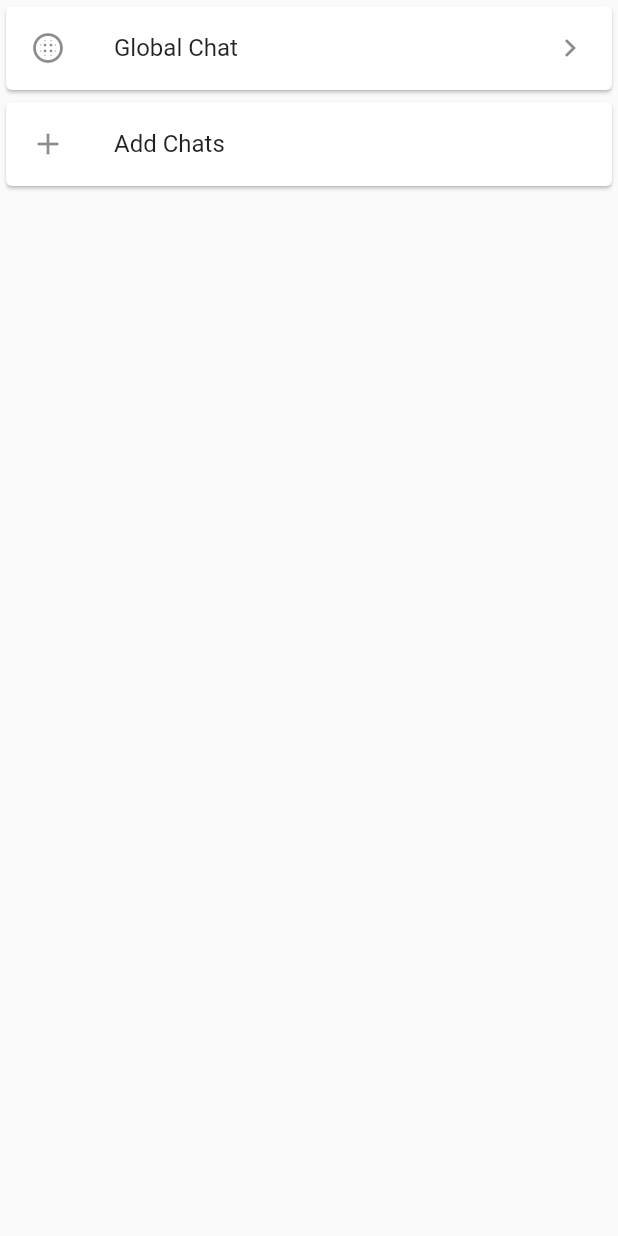
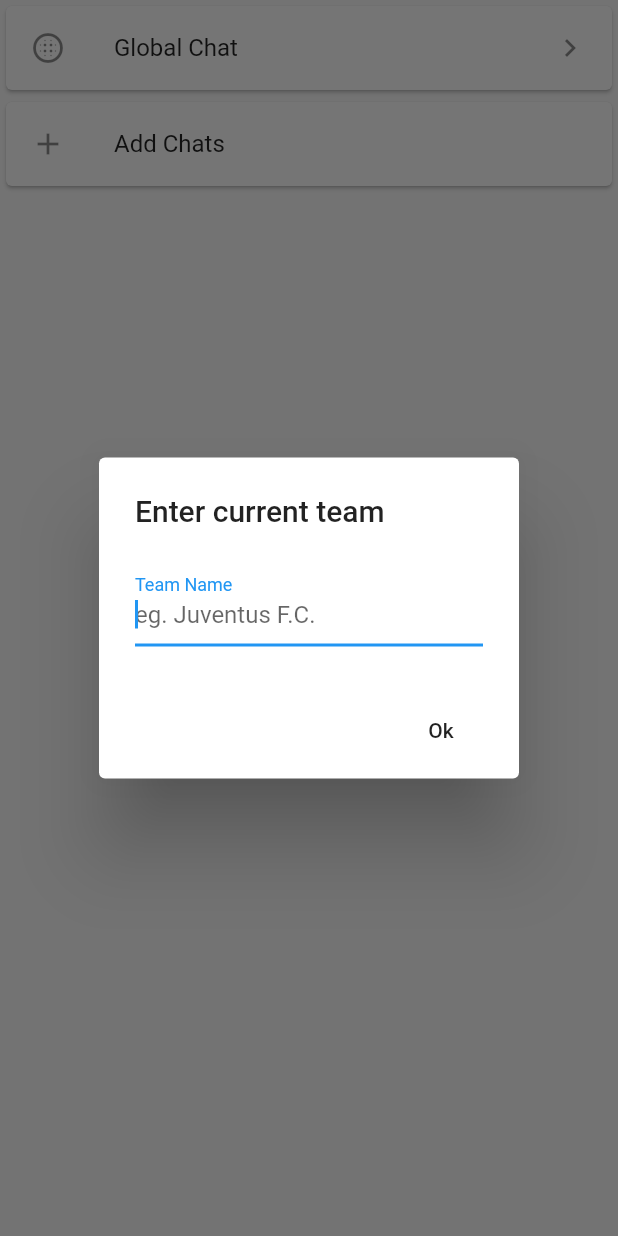
Before and after one commit to PrasannS/katy_mental_health, a Flutter app: the CommunityPage screen opened directly, after a tap on "Add Chats", on a phone screen of 412 x 824 dp. Run offline on Flutter 3.47's test engine with Material 2 defaults, Android fonts, the phone set to English and light mode, and no system bars; our stand-ins replace cloud_firestore, firebase_auth, fl_chart, sqflite, table_calendar; missing offline and left inert: flutter_circular_slider, link; accounts and stored records are empty.

```diff
--- a/lib/Pages/community_page.dart
+++ b/lib/Pages/community_page.dart
@@ -1,7 +1,9 @@
 import 'package:cloud_firestore/cloud_firestore.dart';
 import 'package:flutter/cupertino.dart';
 import 'package:flutter/material.dart';
+import 'package:katy_mental_health/Pages/private_chat_page.dart';
 import 'chat_page.dart';
+import 'package:uuid/uuid.dart';
 
 class CommunityPage extends StatefulWidget {
   CommunityPage({Key key, this.title, this.user}) : super(key: key);
@@ -59,9 +61,22 @@ class _CommunityPageState extends State<CommunityPage> {
     );
   }
 
+  Future addChat(BuildContext context) async {
+    String email = await _asyncInputDialog(context);
+    Uuid uid = new Uuid();
+    String s = uid.v1();
+    await _firestore.collection('chats').add({
+      'user1':widget.user,
+      'user2':email,
+      'chatid':s
+    });
+    getChats();
+  }
+
 
 
   void getChats() {
+    chats.clear();
     chats.add(
       Card(
         child: ListTile(
@@ -82,7 +97,7 @@ class _CommunityPageState extends State<CommunityPage> {
           leading: Icon(Icons.add),
           title: Text("Add Chats"),
           onTap: () {
-            print(chats.toString());
+            addChat(context);
           },
         ),
       ),
@@ -107,7 +122,7 @@ class _CommunityPageState extends State<CommunityPage> {
                   onTap: () {
                     Navigator.push(
                       context,
-                      MaterialPageRoute(builder: (context) => Chat(user:widget.user)),
+                      MaterialPageRoute(builder: (context) => PrivateChat(user:widget.user, to:d.data[s], toId: d.data['chatid'],)),
                     );
                   },
                 ),
@@ -123,7 +138,7 @@ class _CommunityPageState extends State<CommunityPage> {
                     onTap: () {
                       Navigator.push(
                         context,
-                        MaterialPageRoute(builder: (context) => Chat(user:widget.user)),
+                        MaterialPageRoute(builder: (context) => PrivateChat(user:widget.user, to:d.data[s], toId: d.data['chatid'],)),
                       );
                     },
                   ),
@@ -137,6 +152,41 @@ class _CommunityPageState extends State<CommunityPage> {
       }
     });
   }
+
+  Future<String> _asyncInputDialog(BuildContext context) async {
+    String teamName = '';
+    return showDialog<String>(
+      context: context,
+      barrierDismissible: false, // dialog is dismissible with a tap on the barrier
+      builder: (BuildContext context) {
+        return AlertDialog(
+          title: Text('Enter current team'),
+          content: new Row(
+            children: <Widget>[
+              new Expanded(
+                  child: new TextField(
+                    autofocus: true,
+                    decoration: new InputDecoration(
+                        labelText: 'Team Name', hintText: 'eg. Juventus F.C.'),
+                    onChanged: (value) {
+                      teamName = value;
+                    },
+                  ))
+            ],
+          ),
+          actions: <Widget>[
+            FlatButton(
+              child: Text('Ok'),
+              onPressed: () {
+                Navigator.of(context).pop(teamName);
+              },
+            ),
+          ],
+        );
+      },
+    );
+  }
+
   @override
   void dispose() {
     // TODO: implement dispose
--- a/pubspec.yaml
+++ b/pubspec.yaml
@@ -35,6 +35,7 @@ dependencies:
   get_it: ^1.0.3+2
   link: ^1.0.0
   url_launcher:
+  uuid: ^2.0.2
 
 dev_dependencies:
   flutter_test:
```
Also changed, not shown: lib/Pages/private_chat_page.dart (added, +172 -0 lines), pubspec.lock.
